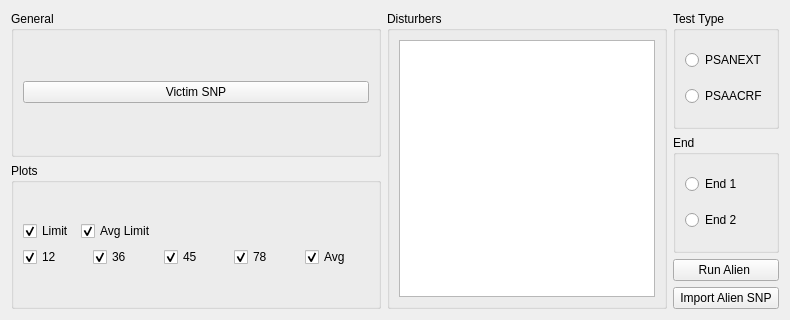
Belden-Montreal/SNP-Cable-Analyser, file UI/alienWidget.ui: the form before one commit.
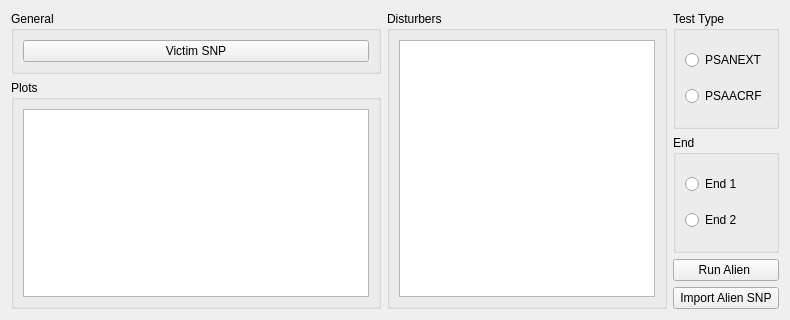
The form after the commit.

Commit message: added alien support for sNp files, and added console to main window

What changed in the file:
```diff
--- a/UI/alienWidget.ui
+++ b/UI/alienWidget.ui
@@ -53,100 +53,8 @@
             <string>Plots</string>
            </property>
            <layout class="QGridLayout" name="gridLayout">
-            <item row="2" column="1">
-             <layout class="QVBoxLayout" name="verticalLayout_12">
-              <item>
-               <layout class="QHBoxLayout" name="horizontalLayout_7">
-                <item>
-                 <widget class="QCheckBox" name="alienLimitCheck">
-                  <property name="text">
-                   <string>Limit</string>
-                  </property>
-                  <property name="checked">
-                   <bool>true</bool>
-                  </property>
-                 </widget>
-                </item>
-                <item>
-                 <widget class="QCheckBox" name="alienAvgLimitCheck">
-                  <property name="text">
-                   <string>Avg Limit</string>
-                  </property>
-                  <property name="checked">
-                   <bool>true</bool>
-                  </property>
-                 </widget>
-                </item>
-                <item>
-                 <spacer name="horizontalSpacer">
-                  <property name="orientation">
-                   <enum>Qt::Horizontal</enum>
-                  </property>
-                  <property name="sizeHint" stdset="0">
-                   <size>
-                    <width>40</width>
-                    <height>20</height>
-                   </size>
-                  </property>
-                 </spacer>
-                </item>
-               </layout>
-              </item>
-              <item>
-               <layout class="QHBoxLayout" name="horizontalLayout_8">
-                <item>
-                 <widget class="QCheckBox" name="alien12">
-                  <property name="text">
-                   <string>12</string>
-                  </property>
-                  <property name="checked">
-                   <bool>true</bool>
-                  </property>
-                 </widget>
-                </item>
-                <item>
-                 <widget class="QCheckBox" name="alien36">
-                  <property name="text">
-                   <string>36</string>
-                  </property>
-                  <property name="checked">
-                   <bool>true</bool>
-                  </property>
-                 </widget>
-                </item>
-                <item>
-                 <widget class="QCheckBox" name="alien45">
-                  <property name="text">
-                   <string>45</string>
-                  </property>
-                  <property name="checked">
-                   <bool>true</bool>
-                  </property>
-                 </widget>
-                </item>
-                <item>
-                 <widget class="QCheckBox" name="alien78">
-                  <property name="text">
-                   <string>78</string>
-                  </property>
-                  <property name="checked">
-                   <bool>true</bool>
-                  </property>
-                 </widget>
-                </item>
-                <item>
-                 <widget class="QCheckBox" name="alienAvg">
-                  <property name="text">
-                   <string>Avg</string>
-                  </property>
-                  <property name="checked">
-                   <bool>true</bool>
-                  </property>
-                 </widget>
-                </item>
-               </layout>
-              </item>
-             </layout>
+            <item row="0" column="0">
+             <widget class="QListWidget" name="plotList"/>
             </item>
            </layout>
           </widget>
```
The commit also changes 19 other files.
